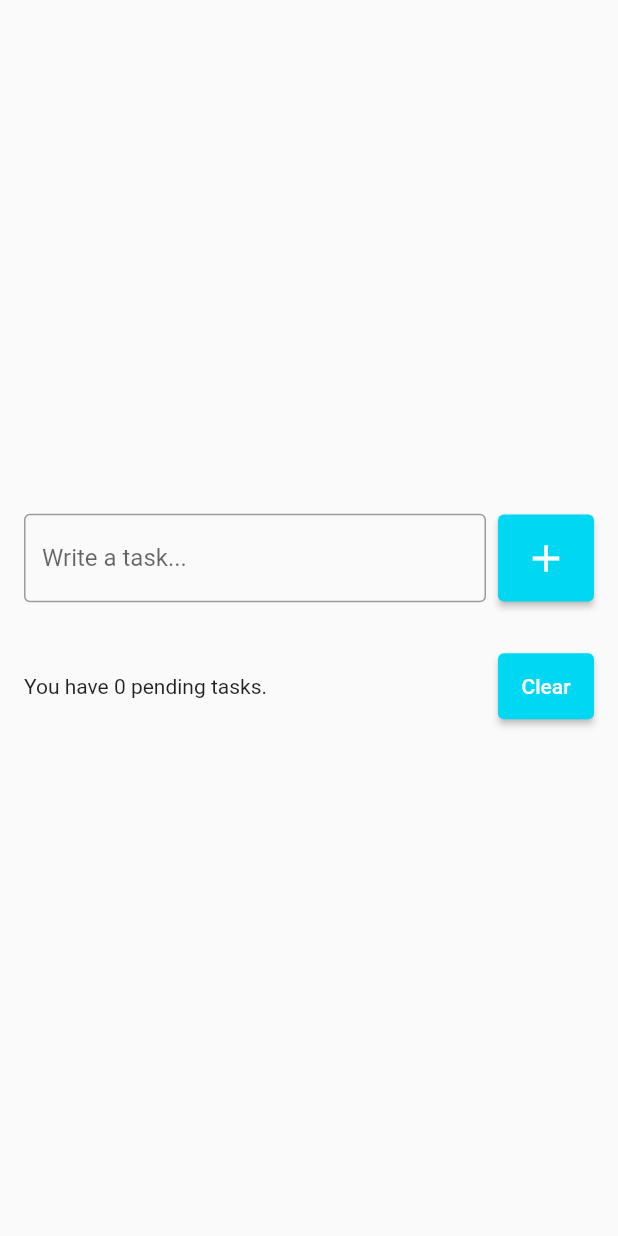
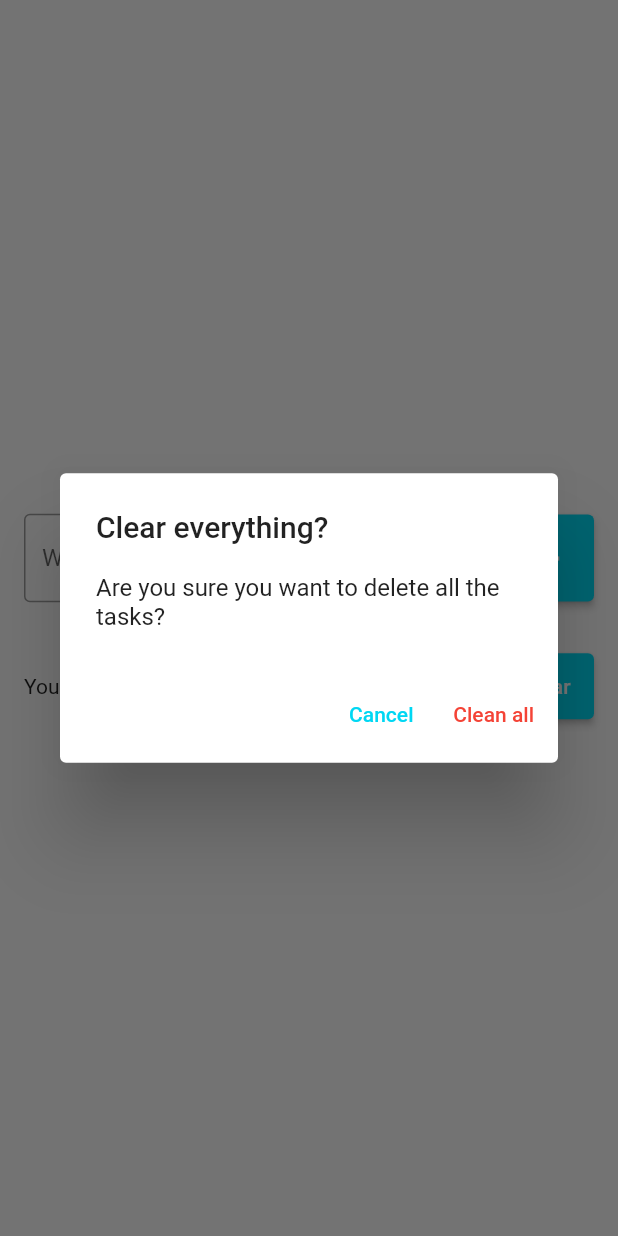
Before and after one commit to edilsonmatola/flutter_to-do_list_app, a Flutter app: the screen it shows after launch, after a tap on "Clear", on a phone screen of 412 x 824 dp. Run offline on Flutter 3.47's test engine with Material 2 defaults, Android fonts, the light colour scheme and no system bars; our stand-ins replace flutter_slidable.

Commit message:
Delete all tasks functionality

```diff
--- a/lib/screens/todo_list_screen.dart
+++ b/lib/screens/todo_list_screen.dart
@@ -105,7 +105,7 @@ class _ToDoListScreenState extends State<ToDoListScreen> {
                         primary: Color(0xff00d7f3),
                         padding: EdgeInsets.all(14),
                       ),
-                      onPressed: () {},
+                      onPressed: showDeleteTodosConfirmationDialog,
                       child: Text(
                         'Clear',
                       ),
@@ -150,4 +150,54 @@ class _ToDoListScreenState extends State<ToDoListScreen> {
       ),
     );
   }
+
+  void showDeleteTodosConfirmationDialog() {
+    showDialog(
+      context: context,
+      builder: (context) => AlertDialog(
+        title: Text(
+          'Clear everything?',
+        ),
+        content: Text(
+          'Are you sure you want to delete all the tasks?',
+        ),
+        actions: [
+          // * Cancel button
+          TextButton(
+            style: TextButton.styleFrom(
+              primary: Color(0xff00d7f3),
+            ),
+            onPressed: () {
+              Navigator.of(context).pop();
+            },
+            child: Text(
+              'Cancel',
+            ),
+          ),
+          // * Clean All
+          TextButton(
+            style: TextButton.styleFrom(
+              primary: Colors.red,
+            ),
+            onPressed: () {
+              Navigator.of(context).pop();
+              deleteAllTodos();
+            },
+            child: Text(
+              'Clean all',
+            ),
+          ),
+        ],
+      ),
+    );
+  }
+
+// TODO: Criar um if...else para alertar ao usuario que nao tem nenhuma tarefa para poder fazer o clean all
+  // * Clean (Delete) all todos
+  void deleteAllTodos() {
+    setState(() {
+      // Removes all objects from this list
+      todoTasks.clear();
+    });
+  }
 }
```
